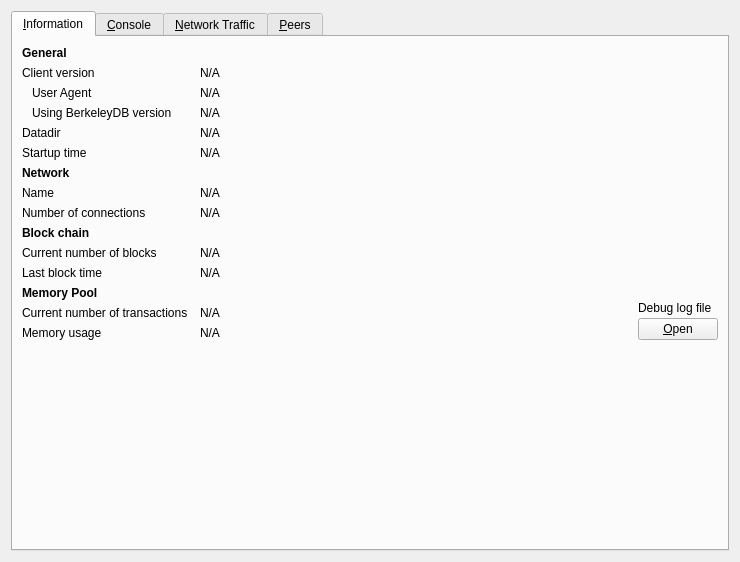
This is src/qt/forms/debugwindow.ui in DiablosMalice/dogecoin-1 as Qt 5 draws it before an edit. The edited form follows.
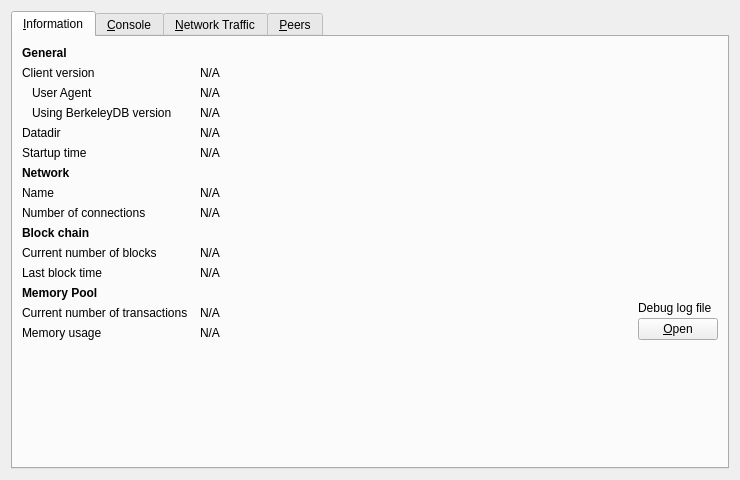
This is the edited form. The open tabs and pages were chosen to show the change. Icons and pictures are not drawn. Custom widgets are drawn as their Qt base class.

Commit message: Fixed tabIndex and width in debugwindow.ui

Patch:
```diff
--- a/src/qt/forms/debugwindow.ui
+++ b/src/qt/forms/debugwindow.ui
@@ -7,7 +7,7 @@
     <x>0</x>
     <y>0</y>
     <width>740</width>
-    <height>562</height>
+    <height>430</height>
    </rect>
   </property>
   <property name="windowTitle">
```
Left out of the diff: 2 changed lines with no effect on the pictures.
